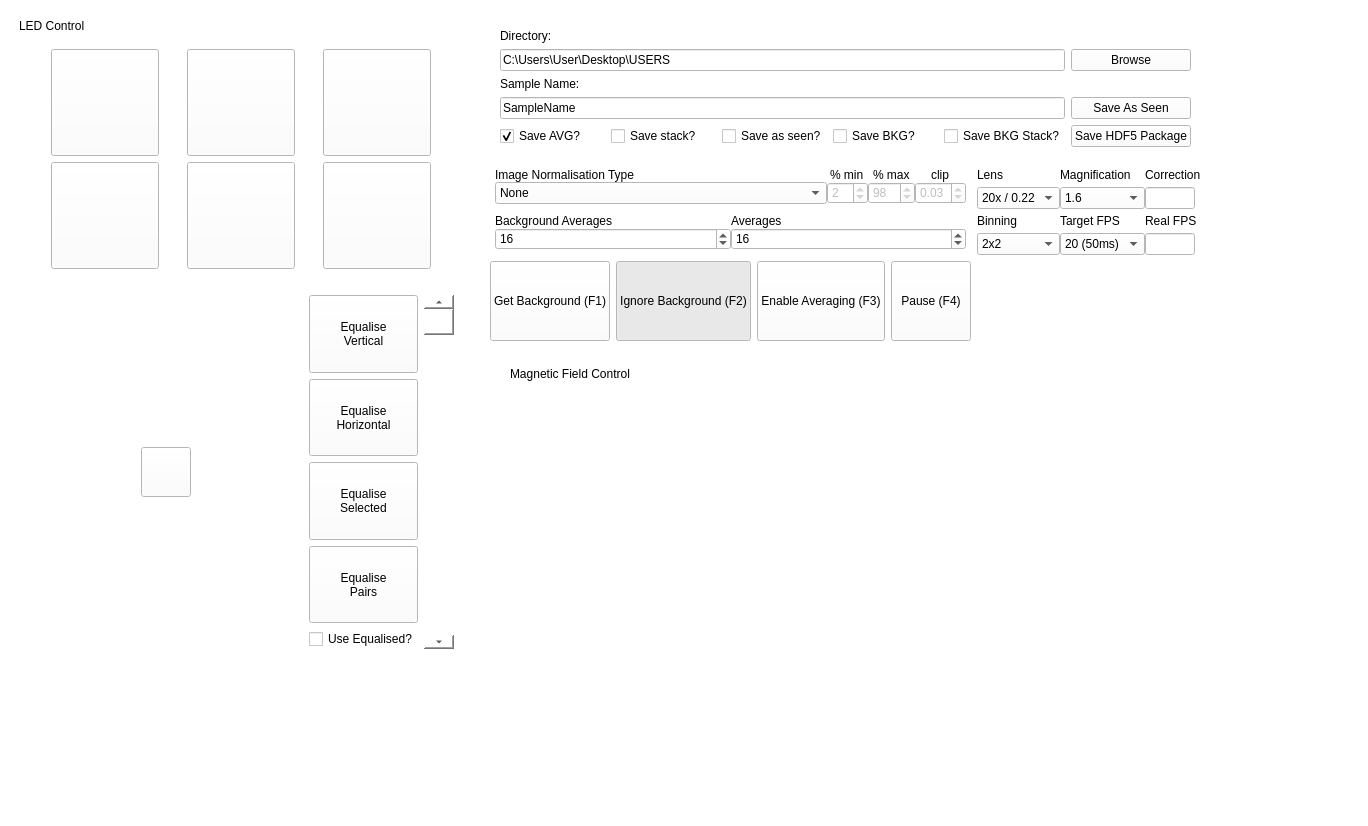
Above: res/ArtieLab.ui from artiepoole/SpintronicsMOKE before the change. Below: the same form after it.
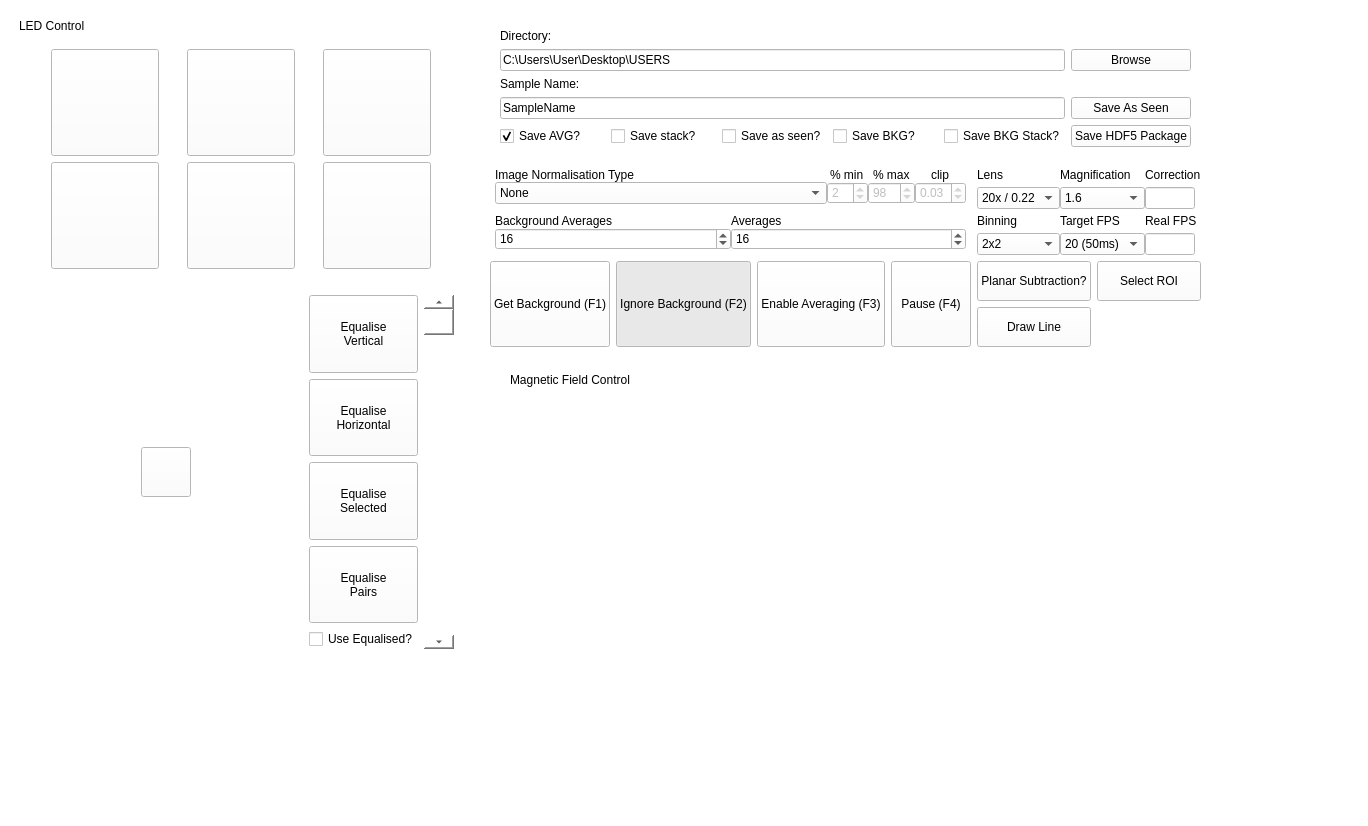
That is the form after the change. Icons and pictures are not drawn.

Commit message: Added try/except for saving but half-assed it and didn't also do it for "as seen" saving

```diff
--- a/res/ArtieLab.ui
+++ b/res/ArtieLab.ui
@@ -1505,6 +1505,49 @@
           </item>
          </layout>
         </item>
+        <item row="1" column="1">
+         <layout class="QGridLayout" name="gridLayout_5">
+          <item row="0" column="0">
+           <widget class="QPushButton" name="button_planar_subtraction">
+            <property name="minimumSize">
+             <size>
+              <width>0</width>
+              <height>40</height>
+             </size>
+            </property>
+            <property name="text">
+             <string>Planar Subtraction?</string>
+            </property>
+           </widget>
+          </item>
+          <item row="0" column="1">
+           <widget class="QPushButton" name="button_ROI_select">
+            <property name="minimumSize">
+             <size>
+              <width>0</width>
+              <height>40</height>
+             </size>
+            </property>
+            <property name="text">
+             <string>Select ROI</string>
+            </property>
+           </widget>
+          </item>
+          <item row="1" column="0">
+           <widget class="QPushButton" name="pushButton">
+            <property name="minimumSize">
+             <size>
+              <width>0</width>
+              <height>40</height>
+             </size>
+            </property>
+            <property name="text">
+             <string>Draw Line</string>
+            </property>
+           </widget>
+          </item>
+         </layout>
+        </item>
        </layout>
       </item>
       <item>
```
The commit also changes 1 other file.
